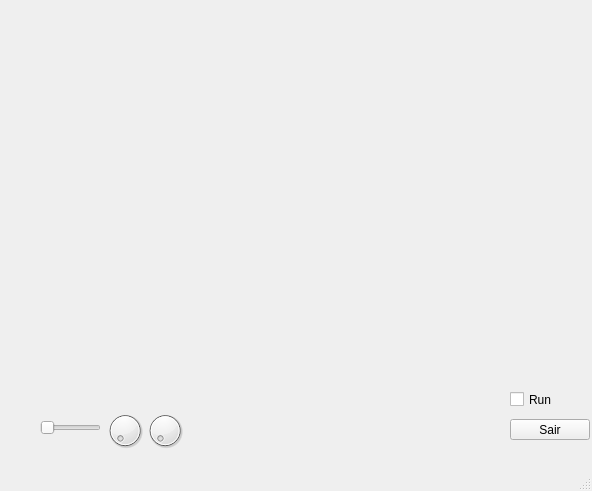
artusrocha/particles, file mainwindow.ui: the form before one commit.
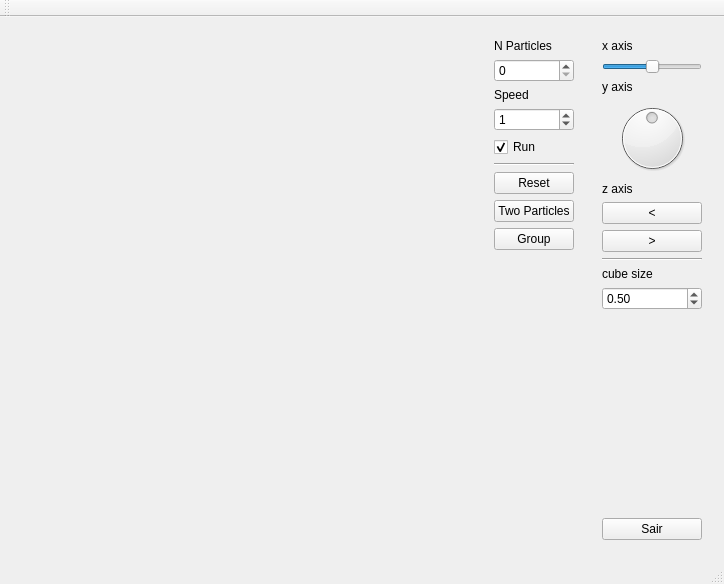
The form after the commit. Custom widgets are drawn as their Qt base class.

Commit message: Apresentado: Controles nos 3 eixos da visualização e de tamanho do cubo. Controles do numero de particulas e velocidade dos movimentos. 3 modos: Particulas criadas com posição, velocidade e direção aleatórias;          Duas particulas colidindo frontalmente, modo simples de ver colisões;          Aglomerado de particulas imoveis, uma particula acelerada dispersando-as;

Patch:
```diff
--- a/mainwindow.ui
+++ b/mainwindow.ui
@@ -6,127 +6,249 @@
    <rect>
     <x>0</x>
     <y>0</y>
-    <width>592</width>
-    <height>491</height>
+    <width>724</width>
+    <height>584</height>
    </rect>
   </property>
   <property name="windowTitle">
    <string>MainWindow</string>
   </property>
   <widget class="QWidget" name="centralWidget">
-   <widget class="myGLWidget" name="widget" native="true">
-    <property name="geometry">
-     <rect>
-      <x>9</x>
-      <y>9</y>
-      <width>500</width>
-      <height>401</height>
-     </rect>
-    </property>
-    <property name="sizePolicy">
-     <sizepolicy hsizetype="Preferred" vsizetype="Preferred">
-      <horstretch>0</horstretch>
-      <verstretch>0</verstretch>
-     </sizepolicy>
-    </property>
-    <property name="minimumSize">
-     <size>
-      <width>300</width>
-      <height>300</height>
-     </size>
-    </property>
-    <property name="maximumSize">
-     <size>
-      <width>16777215</width>
-      <height>16777215</height>
-     </size>
-    </property>
-    <property name="cursor">
-     <cursorShape>ArrowCursor</cursorShape>
-    </property>
-    <property name="mouseTracking">
-     <bool>false</bool>
-    </property>
-    <widget class="QDial" name="dial_2">
-     <property name="geometry">
-      <rect>
-       <x>150</x>
-       <y>390</y>
-       <width>50</width>
-       <height>64</height>
-      </rect>
-     </property>
-    </widget>
-   </widget>
-   <widget class="QWidget" name="widget_2" native="true">
-    <property name="geometry">
-     <rect>
-      <x>510</x>
-      <y>9</y>
-      <width>81</width>
-      <height>431</height>
-     </rect>
-    </property>
-    <widget class="QPushButton" name="exitButton">
-     <property name="geometry">
-      <rect>
-       <x>0</x>
-       <y>410</y>
-       <width>80</width>
-       <height>21</height>
-      </rect>
-     </property>
-     <property name="text">
-      <string>Sair</string>
-     </property>
-    </widget>
-    <widget class="QCheckBox" name="checkBox">
-     <property name="geometry">
-      <rect>
-       <x>0</x>
-       <y>380</y>
-       <width>84</width>
-       <height>21</height>
-      </rect>
-     </property>
-     <property name="text">
-      <string>Run</string>
-     </property>
-    </widget>
-   </widget>
-   <widget class="QDial" name="dial">
-    <property name="geometry">
-     <rect>
-      <x>100</x>
-      <y>410</y>
-      <width>50</width>
-      <height>41</height>
-     </rect>
-    </property>
-   </widget>
-   <widget class="QDial" name="dial_3">
-    <property name="geometry">
-     <rect>
-      <x>140</x>
-      <y>410</y>
-      <width>50</width>
-      <height>41</height>
-     </rect>
-    </property>
-   </widget>
-   <widget class="QSlider" name="horizontalSlider">
-    <property name="geometry">
-     <rect>
-      <x>40</x>
-      <y>420</y>
-      <width>61</width>
-      <height>16</height>
-     </rect>
-    </property>
-    <property name="orientation">
-     <enum>Qt::Horizontal</enum>
-    </property>
-   </widget>
+   <layout class="QHBoxLayout" name="horizontalLayout">
+    <item>
+     <widget class="myGLWidget" name="widget" native="true">
+      <property name="sizePolicy">
+       <sizepolicy hsizetype="Preferred" vsizetype="Preferred">
+        <horstretch>0</horstretch>
+        <verstretch>0</verstretch>
+       </sizepolicy>
+      </property>
+      <property name="minimumSize">
+       <size>
+        <width>300</width>
+        <height>300</height>
+       </size>
+      </property>
+      <property name="maximumSize">
+       <size>
+        <width>16777215</width>
+        <height>16777215</height>
+       </size>
+      </property>
+      <property name="cursor">
+       <cursorShape>ArrowCursor</cursorShape>
+      </property>
+      <property name="mouseTracking">
+       <bool>false</bool>
+      </property>
+     </widget>
+    </item>
+    <item>
+     <widget class="QWidget" name="widget_2" native="true">
+      <property name="sizePolicy">
+       <sizepolicy hsizetype="Maximum" vsizetype="Preferred">
+        <horstretch>0</horstretch>
+        <verstretch>0</verstretch>
+       </sizepolicy>
+      </property>
+      <layout class="QVBoxLayout" name="verticalLayout">
+       <item>
+        <widget class="QLabel" name="label_2">
+         <property name="text">
+          <string>N Particles</string>
+         </property>
+        </widget>
+       </item>
+       <item>
+        <widget class="QSpinBox" name="particulas">
+         <property name="maximum">
+          <number>1000000</number>
+         </property>
+        </widget>
+       </item>
+       <item>
+        <widget class="QLabel" name="label">
+         <property name="text">
+          <string>Speed</string>
+         </property>
+        </widget>
+       </item>
+       <item>
+        <widget class="QSpinBox" name="spinBox">
+         <property name="value">
+          <number>1</number>
+         </property>
+        </widget>
+       </item>
+       <item>
+        <widget class="QCheckBox" name="checkBox">
+         <property name="text">
+          <string>Run</string>
+         </property>
+         <property name="checked">
+          <bool>true</bool>
+         </property>
+        </widget>
+       </item>
+       <item>
+        <widget class="Line" name="line_2">
+         <property name="orientation">
+          <enum>Qt::Horizontal</enum>
+         </property>
+        </widget>
+       </item>
+       <item>
+        <widget class="QPushButton" name="pushButton_3">
+         <property name="text">
+          <string>Reset</string>
+         </property>
+        </widget>
+       </item>
+       <item>
+        <widget class="QPushButton" name="pushButton_4">
+         <property name="text">
+          <string>Two Particles</string>
+         </property>
+        </widget>
+       </item>
+       <item>
+        <widget class="QPushButton" name="pushButton_5">
+         <property name="text">
+          <string>Group</string>
+         </property>
+        </widget>
+       </item>
+       <item>
+        <spacer name="verticalSpacer">
+         <property name="orientation">
+          <enum>Qt::Vertical</enum>
+         </property>
+         <property name="sizeHint" stdset="0">
+          <size>
+           <width>20</width>
+           <height>391</height>
+          </size>
+         </property>
+        </spacer>
+       </item>
+      </layout>
+     </widget>
+    </item>
+    <item>
+     <widget class="QWidget" name="widget_4" native="true">
+      <property name="sizePolicy">
+       <sizepolicy hsizetype="Maximum" vsizetype="Preferred">
+        <horstretch>0</horstretch>
+        <verstretch>0</verstretch>
+       </sizepolicy>
+      </property>
+      <layout class="QVBoxLayout" name="verticalLayout_2">
+       <item>
+        <widget class="QLabel" name="label_3">
+         <property name="text">
+          <string>x axis</string>
+         </property>
+        </widget>
+       </item>
+       <item>
+        <widget class="QSlider" name="horizontalSlider">
+         <property name="minimum">
+          <number>-45</number>
+         </property>
+         <property name="maximum">
+          <number>45</number>
+         </property>
+         <property name="orientation">
+          <enum>Qt::Horizontal</enum>
+         </property>
+        </widget>
+       </item>
+       <item>
+        <widget class="QLabel" name="label_4">
+         <property name="text">
+          <string>y axis</string>
+         </property>
+        </widget>
+       </item>
+       <item>
+        <widget class="QDial" name="dial">
+         <property name="minimum">
+          <number>-20</number>
+         </property>
+         <property name="maximum">
+          <number>20</number>
+         </property>
+        </widget>
+       </item>
+       <item>
+        <widget class="QLabel" name="label_5">
+         <property name="text">
+          <string>z axis</string>
+         </property>
+        </widget>
+       </item>
+       <item>
+        <widget class="QPushButton" name="pushButton">
+         <property name="text">
+          <string>&lt;</string>
+         </property>
+        </widget>
+       </item>
+       <item>
+        <widget class="QPushButton" name="pushButton_2">
+         <property name="text">
+          <string>&gt;</string>
+         </property>
+        </widget>
+       </item>
+       <item>
+        <widget class="Line" name="line">
+         <property name="orientation">
+          <enum>Qt::Horizontal</enum>
+         </property>
+        </widget>
+       </item>
+       <item>
+        <widget class="QLabel" name="label_6">
+         <property name="text">
+          <string>cube size</string>
+         </property>
+        </widget>
+       </item>
+       <item>
+        <widget class="QDoubleSpinBox" name="doubleSpinBox">
+         <property name="singleStep">
+          <double>0.010000000000000</double>
+         </property>
+         <property name="value">
+          <double>0.500000000000000</double>
+         </property>
+        </widget>
+       </item>
+       <item>
+        <spacer name="verticalSpacer_2">
+         <property name="orientation">
+          <enum>Qt::Vertical</enum>
+         </property>
+         <property name="sizeHint" stdset="0">
+          <size>
+           <width>20</width>
+           <height>226</height>
+          </size>
+         </property>
+        </spacer>
+       </item>
+       <item>
+        <widget class="QPushButton" name="exitButton">
+         <property name="text">
+          <string>Sair</string>
+         </property>
+        </widget>
+       </item>
+      </layout>
+     </widget>
+    </item>
+   </layout>
   </widget>
   <widget class="QMenuBar" name="menuBar">
    <property name="geometry">
@@ -139,6 +261,17 @@
    </property>
   </widget>
   <widget class="QStatusBar" name="statusBar"/>
+  <widget class="QToolBar" name="toolBar">
+   <property name="windowTitle">
+    <string>toolBar</string>
+   </property>
+   <attribute name="toolBarArea">
+    <enum>TopToolBarArea</enum>
+   </attribute>
+   <attribute name="toolBarBreak">
+    <bool>false</bool>
+   </attribute>
+  </widget>
  </widget>
  <layoutdefault spacing="6" margin="11"/>
  <customwidgets>
```
Left out of the diff: 155 changed lines with no effect on the pictures. The commit also changes 10 other files.
